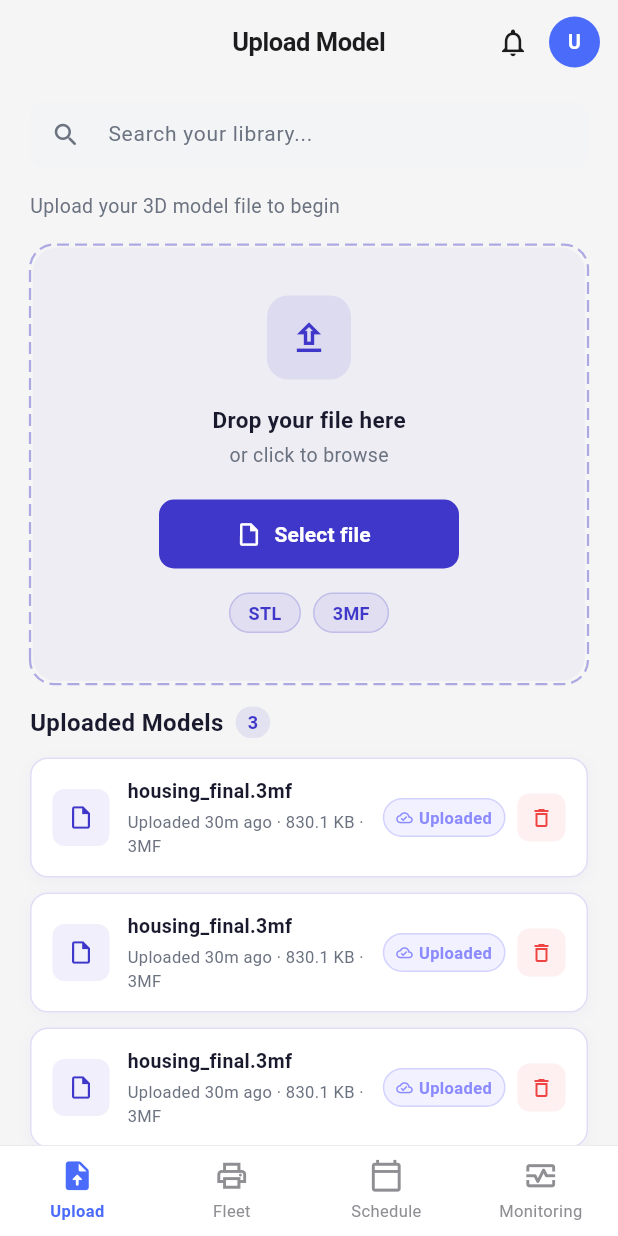
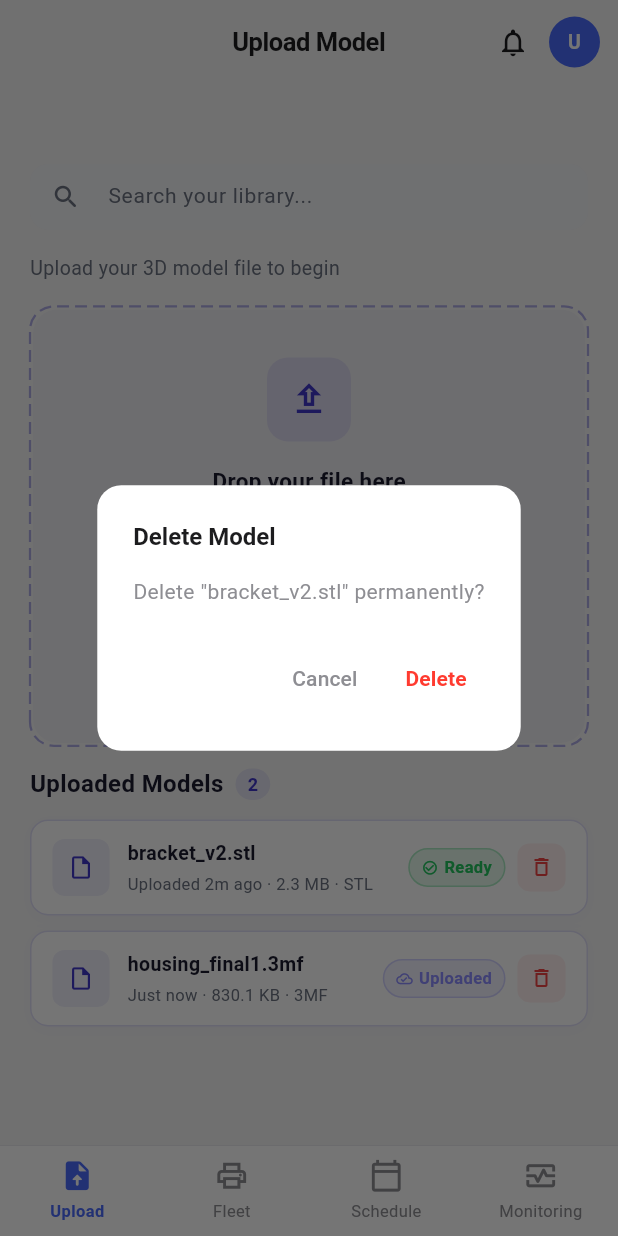
Before and after one commit to AmeriMajd/3DP_AI_Driven_Platform, a Flutter app: the screen it shows after launch, after a tap on the "delete outline" icon, on a phone screen of 412 x 824 dp. Run offline on Flutter 3.47's test engine with Material 3 defaults, Android fonts, the phone set to English and light mode, and no system bars; our stand-ins replace dio, file_picker, flutter_dotenv, flutter_riverpod, flutter_secure_storage, go_router.

Commit message:
feat(upload): STL/3MF upload module with polling, search, delete confirmation

```diff
--- a/frontend/lib/features/upload/presentation/providers/upload_state.dart
+++ b/frontend/lib/features/upload/presentation/providers/upload_state.dart
@@ -8,6 +8,7 @@
   final int? selectedFileSize;
   final String? errorMessage;
   final String? successMessage;
+  final String? pollingFileId;
 
   const UploadState({
     this.status = UploadStatus.initial,
@@ -17,10 +18,12 @@
     this.selectedFileSize,
     this.errorMessage,
     this.successMessage,
+    this.pollingFileId,
   });
 
   bool get isUploading => status == UploadStatus.uploading;
   bool get hasFileSelected => selectedFileName != null;
+  bool get isPolling => pollingFileId != null;
 
   UploadState copyWith({
     UploadStatus? status,
@@ -30,15 +33,17 @@
     int? selectedFileSize,
     String? errorMessage,
     String? successMessage,
+    String? pollingFileId,
   }) {
     return UploadState(
       status: status ?? this.status,
       files: files ?? this.files,
       isLoadingFiles: isLoadingFiles ?? this.isLoadingFiles,
-      selectedFileName: selectedFileName,
+      selectedFileName: selectedFileName ?? this.selectedFileName,
       selectedFileSize: selectedFileSize ?? this.selectedFileSize,
-      errorMessage: errorMessage,
-      successMessage: successMessage,
+      errorMessage: errorMessage ?? this.errorMessage,
+      successMessage: successMessage ?? this.successMessage,
+      pollingFileId: pollingFileId ?? this.pollingFileId,
     );
   }
 }
--- a/frontend/lib/features/upload/presentation/screens/upload_screen.dart
+++ b/frontend/lib/features/upload/presentation/screens/upload_screen.dart
@@ -1,4 +1,5 @@
 import 'package:dotted_border/dotted_border.dart';
+import 'package:flutter/foundation.dart'; // ← pour kIsWeb
 import 'package:file_picker/file_picker.dart';
 import 'package:flutter/material.dart';
 import 'package:flutter_riverpod/flutter_riverpod.dart';
@@ -43,11 +44,18 @@
     final result = await FilePicker.platform.pickFiles(
       type: FileType.custom,
       allowedExtensions: ['stl', '3mf'],
-      withData: false,
+      withData: true,
     );
     if (result == null || result.files.isEmpty) return;
     final file = result.files.first;
-    _selectedFilePath = file.path;
+
+
+    // Sur web path n'existe pas — on utilise kIsWeb pour éviter le crash ──
+    // kIsWeb est un booléen Flutter qui vaut true sur web
+    if (!kIsWeb) {
+      _selectedFilePath = file.path; // mobile/desktop uniquement
+    }
+    // Sur web _selectedFilePath reste null → _uploadFile() passe '' à la place
     ref.read(uploadProvider.notifier).selectFile(
           filename: file.name,
           fileSize: file.size,
@@ -56,14 +64,17 @@
 
   // ── Uploader le fichier sélectionné ─────────────────────────────────────
   Future<void> _uploadFile() async {
-    final state = ref.read(uploadProvider);
-    if (_selectedFilePath == null || state.selectedFileName == null) return;
+  final state = ref.read(uploadProvider);
+    if (state.selectedFileName == null) return;
+
+    final filePath = _selectedFilePath ?? '';
     await ref.read(uploadProvider.notifier).uploadFile(
-          filePath: _selectedFilePath!,
+          filePath: filePath,
           filename: state.selectedFileName!,
           fileSize: state.selectedFileSize ?? 0,
         );
     _selectedFilePath = null;
+
   }
 
   // ── Filtrer les fichiers ─────────────────────────────────────────────────
@@ -382,6 +393,7 @@
         ],
       ),
     );
+
   }
 
   // ── Liste fichiers uploadés ──────────────────────────────────────────────
@@ -680,7 +692,42 @@
 
             // Bouton delete
             GestureDetector(
-              onTap: onDelete,
+              onTap: () async {
+                // ── Confirmation dialog ──────────────────────────────
+                final confirm = await showDialog<bool>(
+                  context: context,
+                  builder: (ctx) => AlertDialog(
+                    backgroundColor: Colors.white,
+                    shape: RoundedRectangleBorder(
+                        borderRadius: BorderRadius.circular(16)),
+                    title: const Text(
+                      'Delete Model',
+                      style: TextStyle(
+                          fontSize: 16, fontWeight: FontWeight.w700, color: Color(0xFF1C1C1E)),
+                    ),
+                    content: Text(
+                      'Delete "${file.originalFilename}" permanently?',
+                      style: const TextStyle(
+                          fontSize: 14, color: Color(0xFF8E8E93)),
+                    ),
+                    actions: [
+                      TextButton(
+                        onPressed: () => Navigator.pop(ctx, false),
+                        child: const Text('Cancel',
+                            style: TextStyle(color: Color(0xFF8E8E93))),
+                      ),
+                      TextButton(
+                        onPressed: () => Navigator.pop(ctx, true),
+                        child: const Text('Delete',
+                            style: TextStyle(
+                                color: Color(0xFFFF3B30),
+                                fontWeight: FontWeight.w600)),
+                      ),
+                    ],
+                  ),
+                );
+                if (confirm == true) onDelete();
+              },
               child: Container(
                 width: 32,
                 height: 32,
```
Also changed, not shown: frontend/lib/features/upload/data/stl_repository_mock.dart (+45 -22 lines), frontend/lib/features/upload/presentation/providers/upload_provider.dart (+62 -3 lines), 1 other file.
